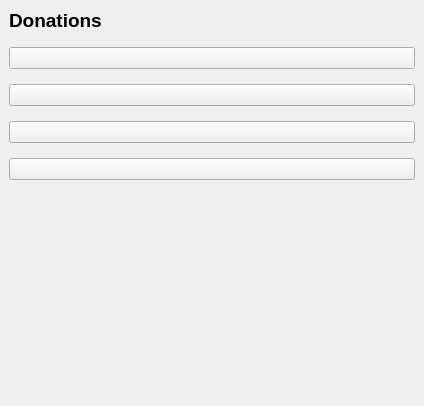
Old version of the form zapzap/view/ui/donations_page.ui in the repository rafatosta/zapzap.
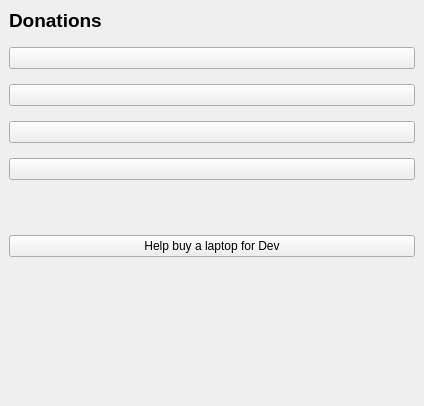
New version of the form.

Commit message: Replace donation link

```diff
--- a/zapzap/view/ui/donations_page.ui
+++ b/zapzap/view/ui/donations_page.ui
@@ -110,6 +110,32 @@
          </item>
         </layout>
        </item>
+       <item>
+        <spacer name="verticalSpacer_2">
+         <property name="orientation">
+          <enum>Qt::Orientation::Vertical</enum>
+         </property>
+         <property name="sizeType">
+          <enum>QSizePolicy::Policy::Fixed</enum>
+         </property>
+         <property name="sizeHint" stdset="0">
+          <size>
+           <width>20</width>
+           <height>40</height>
+          </size>
+         </property>
+        </spacer>
+       </item>
+       <item>
+        <widget class="QPushButton" name="btn_webpage">
+         <property name="cursor">
+          <cursorShape>PointingHandCursor</cursorShape>
+         </property>
+         <property name="text">
+          <string>Help buy a laptop for Dev</string>
+         </property>
+        </widget>
+       </item>
        <item>
         <spacer name="verticalSpacer">
          <property name="orientation">
```
Left out of the diff: 4 changed lines with no effect on the pictures. The commit also changes 5 other files.
